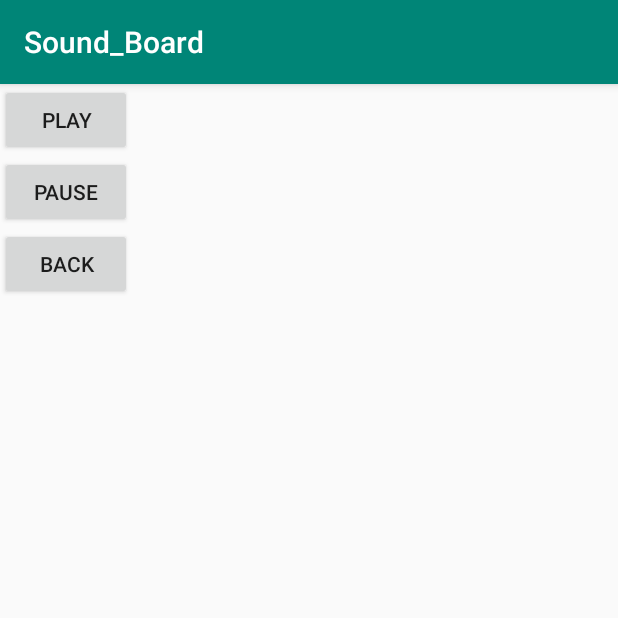
After one commit to 02kristianshyiak/Sound_Board, an Android app: the Main5Activity screen opened directly, with no data from a screen before it, on a phone screen of 412 x 824 dp, the top half of it. The commit adds this screen. Run offline under Robolectric (Android 15) with nearby library versions, the phone set to English and light mode, and no system bars.

Commit message:
Add a new song

```diff
--- a/app/src/main/AndroidManifest.xml
+++ b/app/src/main/AndroidManifest.xml
@@ -9,7 +9,8 @@
         android:roundIcon="@mipmap/ic_launcher_round"
         android:supportsRtl="true"
         android:theme="@style/AppTheme">
-        <activity android:name=".Main4Activity"></activity>
+        <activity android:name=".Main5Activity"></activity>
+        <activity android:name=".Main4Activity" />
         <activity android:name=".Main3Activity" />
         <activity android:name=".Main2Activity" />
         <activity android:name=".MainActivity">
--- /dev/null
+++ b/app/src/main/java/com/example/sound_board/Main5Activity.java
@@ -0,0 +1,52 @@
+package com.example.sound_board;
+
+import androidx.appcompat.app.AppCompatActivity;
+
+import android.content.Intent;
+import android.media.MediaPlayer;
+import android.os.Bundle;
+import android.view.View;
+import android.widget.Button;
+
+public class Main5Activity extends AppCompatActivity {
+
+    private MediaPlayer mMediaplayer;
+    private Button mPlay, mPause;
+    private Button ba;
+
+    @Override
+    protected void onCreate(Bundle savedInstanceState) {
+        super.onCreate(savedInstanceState);
+        setContentView(R.layout.activity_main5);
+
+        mPause = findViewById(R.id.pause);
+        mPlay = findViewById(R.id.play);
+        mMediaplayer = MediaPlayer.create(this, R.raw.highoctane);
+
+        mPlay.setOnClickListener(new View.OnClickListener() {
+            @Override
+            public void onClick(View view) {
+                mMediaplayer.start();
+            }
+        });
+        mPause.setOnClickListener(new View.OnClickListener() {
+            @Override
+            public void onClick(View view) {
+                mMediaplayer.pause();
+            }
+        });
+
+        ba = (Button) findViewById(R.id.ba);
+        ba.setOnClickListener(new View.OnClickListener() {
+            @Override
+            public void onClick(View view) {
+                openMainActivity();
+            }
+        });
+    }
+
+    public void openMainActivity() {
+        Intent intent = new Intent(this, MainActivity.class);
+        startActivity(intent);
+    }
+}
--- a/app/src/main/res/layout/activity_main2.xml
+++ b/app/src/main/res/layout/activity_main2.xml
@@ -15,12 +15,14 @@
         android:layout_width="wrap_content"
         android:layout_height="wrap_content"
         android:id="@+id/pause"
-        android:text="Pause" />
+        android:text="Pause"
+        android:layout_below="@id/play"/>
 
     <Button
         android:layout_width="wrap_content"
         android:layout_height="wrap_content"
         android:id="@+id/back"
-        android:text="Back" />
+        android:text="Back"
+        android:layout_below="@id/pause"/>
 
 </RelativeLayout>
--- a/app/src/main/res/layout/activity_main4.xml
+++ b/app/src/main/res/layout/activity_main4.xml
@@ -15,12 +15,14 @@
         android:layout_width="wrap_content"
         android:layout_height="wrap_content"
         android:id="@+id/pause"
-        android:text="Pause" />
+        android:text="Pause"
+        android:layout_below="@id/play"/>
 
     <Button
         android:layout_width="wrap_content"
         android:layout_height="wrap_content"
         android:id="@+id/bak"
-        android:text="Back" />
+        android:text="Back"
+        android:layout_below="@id/pause"/>
 
 </RelativeLayout>
--- /dev/null
+++ b/app/src/main/res/layout/activity_main5.xml
@@ -0,0 +1,28 @@
+<?xml version="1.0" encoding="utf-8"?>
+<RelativeLayout xmlns:android="http://schemas.android.com/apk/res/android"
+    xmlns:tools="http://schemas.android.com/tools"
+    android:layout_width="match_parent"
+    android:layout_height="match_parent"
+    tools:context=".Main5Activity">
+
+    <Button
+        android:layout_width="wrap_content"
+        android:layout_height="wrap_content"
+        android:id="@+id/play"
+        android:text="Play" />
+
+    <Button
+        android:layout_width="wrap_content"
+        android:layout_height="wrap_content"
+        android:id="@+id/pause"
+        android:text="Pause"
+        android:layout_below="@id/play"/>
+
+    <Button
+        android:layout_width="wrap_content"
+        android:layout_height="wrap_content"
+        android:id="@+id/ba"
+        android:text="Back"
+        android:layout_below="@id/pause"/>
+
+</RelativeLayout>
```
Also changed, not shown: app/src/main/java/com/example/sound_board/MainActivity.java (+14 -0 lines), app/src/main/res/layout/activity_main.xml (+7 -0 lines), 1 other file.
